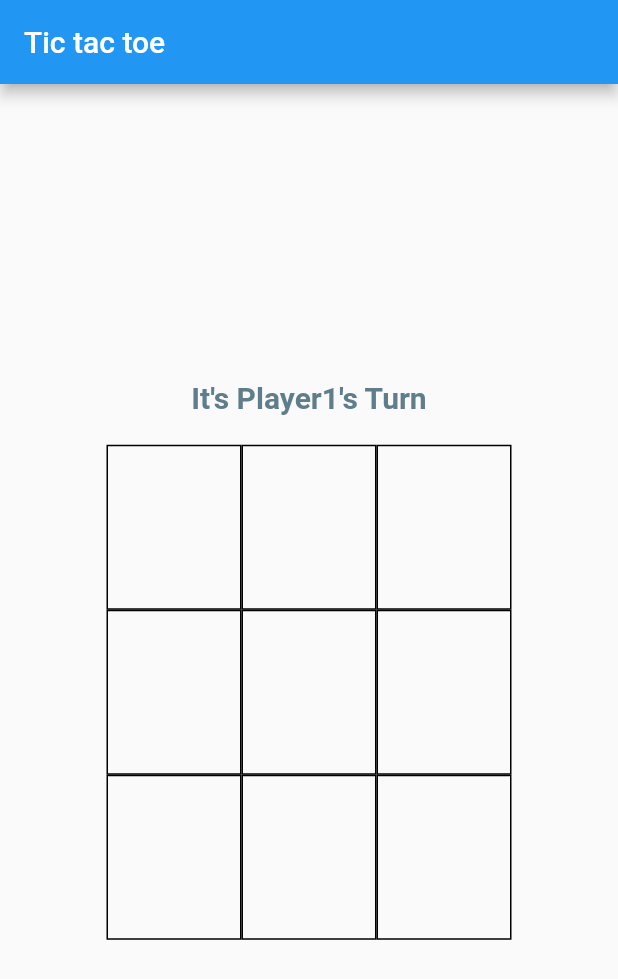
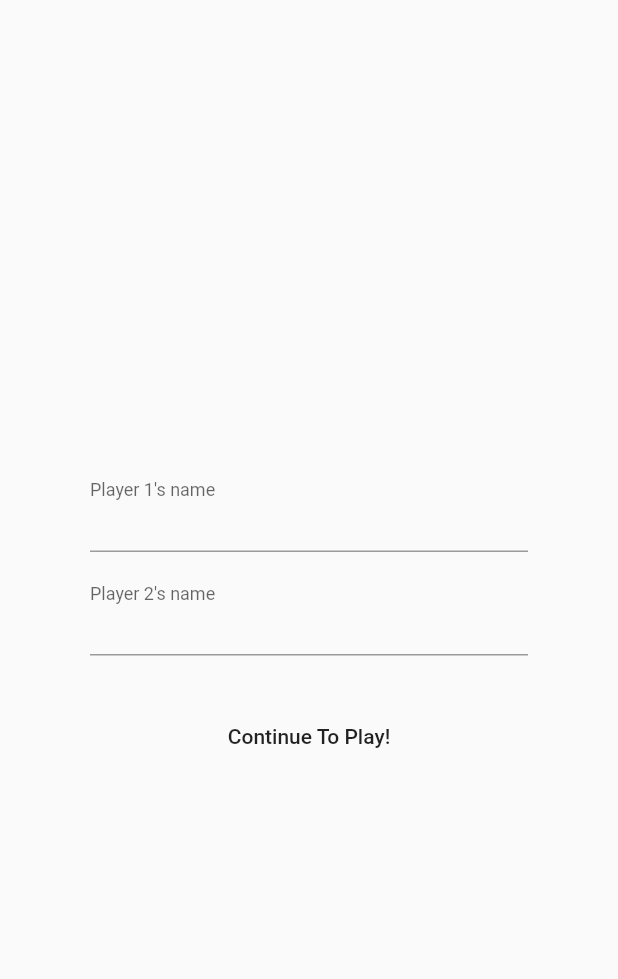
Before and after one commit to Koko-Technologies/TicTacToe, a Flutter app: the screen it shows after launch, on a phone screen of 412 x 824 dp. Shown: the top 979 px of the screen. Run offline on Flutter 3.47's test engine with Material 2 defaults, Android fonts, the phone set to English and light mode, and no system bars.

Commit message:
enter names of players screen

```diff
--- a/lib/main.dart
+++ b/lib/main.dart
@@ -1,221 +1,33 @@
 import 'package:flutter/material.dart';
+import 'package:tic_tac_toe_app/tictac_play.dart';
 
-void main() => runApp(App());
+void main() => runApp(MaterialApp(
+      home: TicTacName(),
+    ));
 
-class App extends StatelessWidget {
-  // This widget is the root of your application.
+class TicTacName extends StatefulWidget {
+  @override
+  _TicTacNameState createState() => _TicTacNameState();
+}
+
+class _TicTacNameState extends State<TicTacName> {
+  String player1;
+  String player2;
+
   @override
   Widget build(BuildContext context) {
     return MaterialApp(
-        theme: ThemeData(
-          primarySwatch: Colors.blue,
-        ),
-        home: TicTacPlay());
-  }
-}
-
-class TicTacPlay extends StatefulWidget {
-  @override
-  State<StatefulWidget> createState() {
-    return _TicTacPlayState();
-  }
-}
-
-class _TicTacPlayState extends State<TicTacPlay> {
-  List<List> _matrix;
-  String _lastChar = 'O';
-  String player1;
-  String player2;
-  bool play = false;
-
-  _initMatrix() {
-    _matrix = List<List>(3);
-    for (var i = 0; i < _matrix.length; i++) {
-      _matrix[i] = List(3);
-      for (var j = 0; j < _matrix[i].length; j++) {
-        _matrix[i][j] = ' ';
-      }
-    }
-  }
-
-  @override
-  void initState() {
-    // TODO: implement initState
-    super.initState();
-    _initMatrix();
-  }
-
-  @override
-  Widget build(BuildContext context) {
-    return Scaffold(
-        appBar: AppBar(
-          title: Text('Tic tac toe'),
-        ),
-        body: Center(
+      home: Scaffold(
+        body: SafeArea(
+          child: Container(
+            padding: EdgeInsets.symmetric(horizontal: 60.0),
             child: Column(
               mainAxisAlignment: MainAxisAlignment.center,
-            children: [
-              play == false
-                  ? Text('It\'s Player1\'s Turn',
-                      style: TextStyle(
-                        fontSize: 20.0,
-                        fontWeight: FontWeight.w600,
-                        color: Colors.blueGrey,
-                      ))
-                  : Text('It\'s Player2\'s Turn',
-                      style: TextStyle(
-                        fontSize: 20.0,
-                        fontWeight: FontWeight.w600,
-                        color: Colors.blueGrey,
-                      )),
-              SizedBox(
-                height: 20.0,
-              ),
-              Row(
-                mainAxisSize: MainAxisSize.min,
-                children: [
-                  _buildElement(0, 0),
-                  _buildElement(0, 1),
-                  _buildElement(0, 2),
-                ],
-              ),
-              Row(
-                mainAxisSize: MainAxisSize.min,
-                children: [
-                  _buildElement(1, 0),
-                  _buildElement(1, 1),
-                  _buildElement(1, 2),
-                ],
-              ),
-              Row(
-                mainAxisSize: MainAxisSize.min,
-                children: [
-                  _buildElement(2, 0),
-                  _buildElement(2, 1),
-                  _buildElement(2, 2),
-                ],
-              ),
-            ],
-          ),
-        ));
-  }
-
-  _buildElement(int i, int j) {
-    return GestureDetector(
-      onTap: () {
-        _changeMatrixField(i, j);
-        play = !play;
-        print(_matrix.length);
-        if (_checkWinner(i, j)) {
-          _showDialog(_matrix[i][j]);
-        } else {
-          if (_checkDraw()) {
-            _showDialog(null);
-          }
-        }
-      },
-      child: Container(
-        width: 90.0,
-        decoration: BoxDecoration(
-            shape: BoxShape.rectangle, border: Border.all(color: Colors.black)),
-        child: Center(
-          child: Text(
-            _matrix[i][j],
-            style: TextStyle(fontSize: 92.0),
-          ),
-        ),
-      ),
-    );
-  }
-
-  // _checkPlayer() {
-  //   setState(() {
-  //     String player = _lastChar;
-  //     if (player == 'X')
-  //       thePlayer = 'Player 1\'s turn';
-  //     else
-  //       thePlayer = 'Player 2\'s turn';
-  //   });
-  // }
-
-  _changeMatrixField(int i, int j) {
-    setState(() {
-      if (_matrix[i][j] == ' ') {
-        if (_lastChar == 'O')
-          _matrix[i][j] = 'X';
-        else
-          _matrix[i][j] = 'O';
-
-        _lastChar = _matrix[i][j];
-      }
-    });
-  }
-
-  _checkDraw() {
-    var draw = true;
-    _matrix.forEach((i) {
-      i.forEach((j) {
-        if (j == ' ') draw = false;
-      });
-    });
-    return draw;
-  }
-
-  _checkWinner(int x, int y) {
-    var col = 0, row = 0, diag = 0, rdiag = 0;
-    var n = _matrix.length - 1;
-    var player = _matrix[x][y];
-
-    for (int i = 0; i < _matrix.length; i++) {
-      if (_matrix[x][i] == player) col++;
-      if (_matrix[i][y] == player) row++;
-      if (_matrix[i][i] == player) diag++;
-      if (_matrix[i][n - i] == player) rdiag++;
-    }
-    if (row == n + 1 || col == n + 1 || diag == n + 1 || rdiag == n + 1) {
-      return true;
-    }
-    return false;
-  }
-
-  _showDialog(String winner) {
-    String dialogText;
-    if (winner == null) {
-      dialogText = 'It\'s a draw';
-    } else {
-      dialogText = 'Player $winner won';
-    }
-
-    showDialog(
-        context: context,
-        builder: (context) {
-          return AlertDialog(
-            title: Text('Game over'),
-            content: Text(dialogText),
-            actions: <Widget>[
-              FlatButton(
-                child: Text('Reset Game'),
-                onPressed: () {
-                  Navigator.pop(context);
-                  setState(() {
-                    _initMatrix();
-                  });
-                },
-              )
-            ],
-          );
-        });
-  }
-
-  _enterNamesDialog() {
-    return Container(
-      child: Column(
               children: [
                 TextField(
                   decoration: InputDecoration(
                     labelText: 'Player 1\'s name',
-              floatingLabelBehavior: FloatingLabelBehavior.never,
-              labelStyle: TextStyle(fontSize: 20.0),
+                    floatingLabelBehavior: FloatingLabelBehavior.always,
                   ),
                   onChanged: (value) {
                     setState(() {
@@ -227,26 +39,28 @@ class _TicTacPlayState extends State<TicTacPlay> {
                 TextField(
                   decoration: InputDecoration(
                     labelText: 'Player 2\'s name',
-              floatingLabelBehavior: FloatingLabelBehavior.never,
-              labelStyle: TextStyle(fontSize: 20.0),
+                    floatingLabelBehavior: FloatingLabelBehavior.always,
                   ),
                   onChanged: (value) {
+                    setState(() {
                       player2 = value;
+                    });
                   },
                 ),
+                SizedBox(
+                  height: 30.0,
+                ),
+                FlatButton(
+                    onPressed: () {
+                      Navigator.of(context).push(MaterialPageRoute(
+                          builder: (context) => TicTacPlay(player1, player2)));
+                    },
+                    child: Text('Continue To Play!')),
               ],
+            ),
+          ),
+        ),
       ),
     );
   }
 }
-// actions: <Widget>[
-//   FlatButton(
-//     child: Text('Continue'),
-//     onPressed: () {
-//       Navigator.pop(context);
-//       setState(() {
-//         _initMatrix();
-//       });
-//     },
-//   )
-// ],
--- a/lib/names.dart
+++ /dev/null
@@ -1 +0,0 @@
-import 'package:flutter/material.dart';
```
Also changed, not shown: lib/tictac_play.dart (added, +210 -0 lines). Lines whose indentation alone changed are shown as unchanged.
